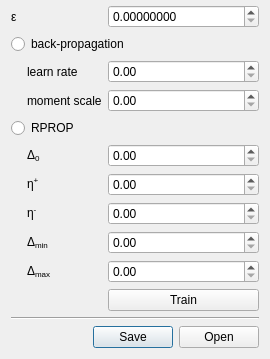
Old version of the form ui/marker_segmentation_nn.ui in the repository neurodial/OCT-Marker; both pictures show x 0 to 270 and y 320 to 679 of the 270 by 679 pixel window.
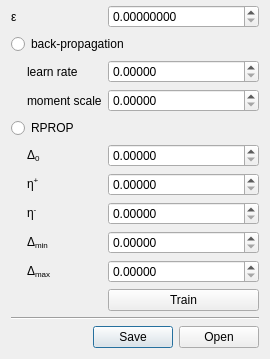
New version of the form. Icons and pictures are not drawn.

What changed in the file:
```diff
--- a/ui/marker_segmentation_nn.ui
+++ b/ui/marker_segmentation_nn.ui
@@ -7,7 +7,7 @@
     <x>0</x>
     <y>0</y>
     <width>270</width>
-    <height>636</height>
+    <height>659</height>
    </rect>
   </property>
   <property name="windowTitle">
@@ -22,7 +22,11 @@
     </widget>
    </item>
    <item row="25" column="2">
-    <widget class="QDoubleSpinBox" name="sbDelta0"/>
+    <widget class="QDoubleSpinBox" name="sbDelta0">
+     <property name="decimals">
+      <number>5</number>
+     </property>
+    </widget>
    </item>
    <item row="27" column="1">
     <widget class="QLabel" name="label_20">
@@ -146,7 +150,11 @@
     </widget>
    </item>
    <item row="23" column="2">
-    <widget class="QDoubleSpinBox" name="sbMomentScale"/>
+    <widget class="QDoubleSpinBox" name="sbMomentScale">
+     <property name="decimals">
+      <number>5</number>
+     </property>
+    </widget>
    </item>
    <item row="24" column="0" colspan="3">
     <widget class="QRadioButton" name="rbRPROP">
@@ -272,10 +280,18 @@
     </widget>
    </item>
    <item row="26" column="2">
-    <widget class="QDoubleSpinBox" name="sbNuePlus"/>
+    <widget class="QDoubleSpinBox" name="sbNuePlus">
+     <property name="decimals">
+      <number>5</number>
+     </property>
+    </widget>
    </item>
    <item row="27" column="2">
-    <widget class="QDoubleSpinBox" name="sbNueMinus"/>
+    <widget class="QDoubleSpinBox" name="sbNueMinus">
+     <property name="decimals">
+      <number>5</number>
+     </property>
+    </widget>
    </item>
    <item row="4" column="0" colspan="2">
     <widget class="QLabel" name="label_2">
@@ -299,7 +315,11 @@
     </widget>
    </item>
    <item row="22" column="2">
-    <widget class="QDoubleSpinBox" name="sbLearnRate"/>
+    <widget class="QDoubleSpinBox" name="sbLearnRate">
+     <property name="decimals">
+      <number>5</number>
+     </property>
+    </widget>
    </item>
    <item row="7" column="2">
     <layout class="QHBoxLayout" name="horizontalLayout_6">
@@ -355,10 +375,18 @@
     </layout>
    </item>
    <item row="29" column="2">
-    <widget class="QDoubleSpinBox" name="sbDeltaMax"/>
+    <widget class="QDoubleSpinBox" name="sbDeltaMax">
+     <property name="decimals">
+      <number>5</number>
+     </property>
+    </widget>
    </item>
    <item row="28" column="2">
-    <widget class="QDoubleSpinBox" name="sbDeltaMin"/>
+    <widget class="QDoubleSpinBox" name="sbDeltaMin">
+     <property name="decimals">
+      <number>5</number>
+     </property>
+    </widget>
    </item>
    <item row="8" column="2">
     <layout class="QHBoxLayout" name="horizontalLayout_8">
```
